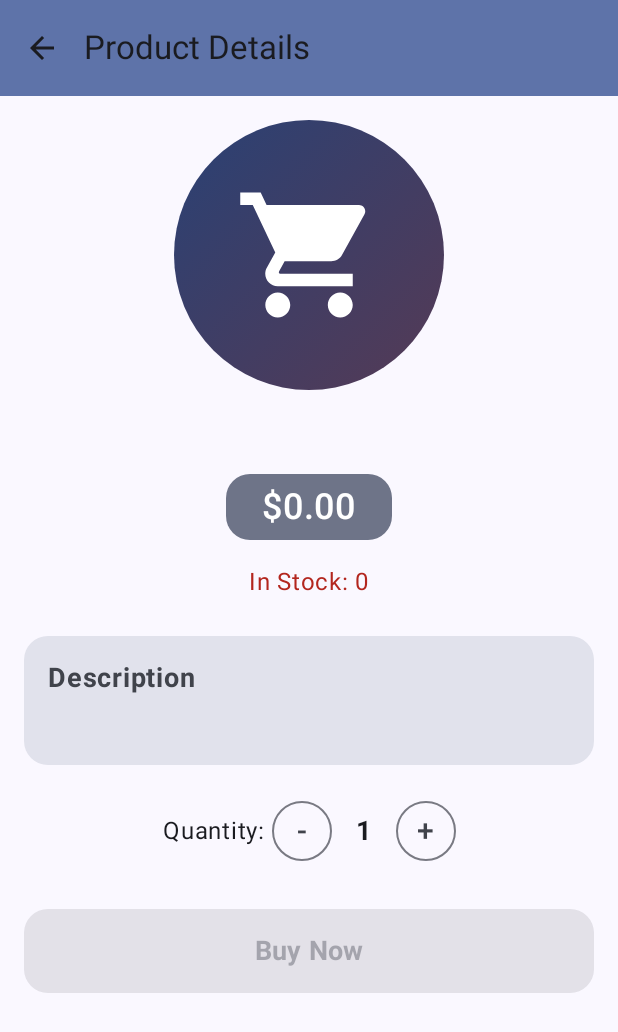
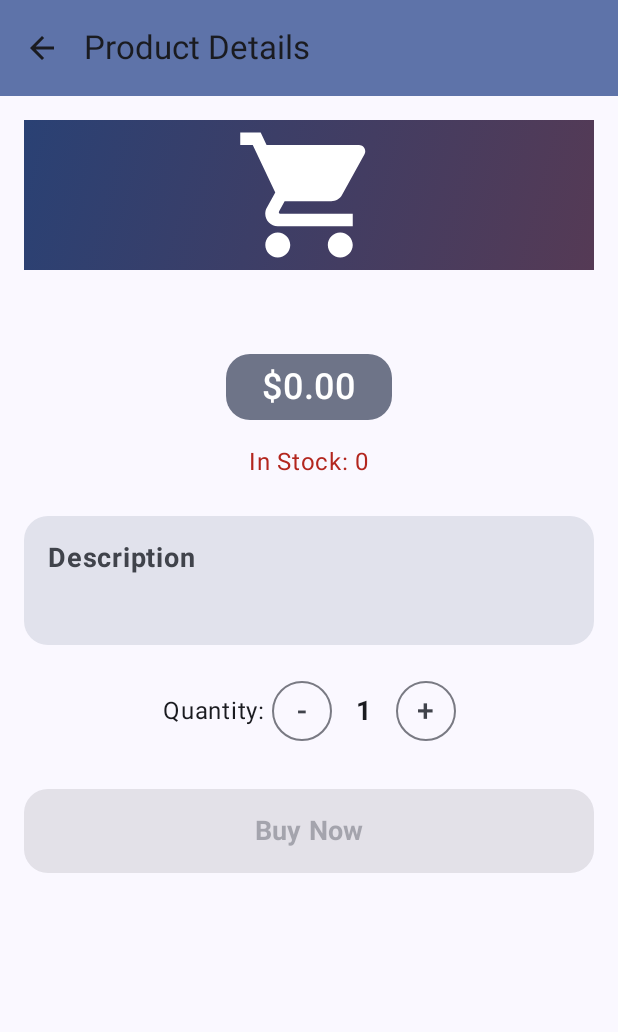
Before and after one commit to Joker7049/Mini-Shop-Complete, an Android app built with Jetpack Compose: the composable ProductDetailScreen called with empty values, on a phone screen of 412 x 824 dp. Shown: the top 1032 px of the screen. Run offline under Robolectric (Android 15) with nearby library versions, the phone set to English and light mode, and no system bars; pictures from the network do not load.

```diff
--- a/backend/Mini-Shop/src/main/java/org/example/minishop/config/SecurityConfig.java
+++ b/backend/Mini-Shop/src/main/java/org/example/minishop/config/SecurityConfig.java
@@ -27,7 +27,7 @@ public class SecurityConfig {
                 .sessionManagement(session -> session.sessionCreationPolicy(SessionCreationPolicy.STATELESS))
                 .authorizeHttpRequests(auth -> auth
                         .requestMatchers("/auth/login", "/auth/register", "/error", "/swagger-ui/**",
-                                "/swagger-ui.html", "/v3/api-docs/**")
+                                "/swagger-ui.html", "/v3/api-docs/**", "/images/**")
                         .permitAll()
                         .anyRequest().authenticated())
                 .addFilterBefore(jwtFilter, UsernamePasswordAuthenticationFilter.class);
--- a/backend/Mini-Shop/src/main/java/org/example/minishop/controller/ProductController.java
+++ b/backend/Mini-Shop/src/main/java/org/example/minishop/controller/ProductController.java
@@ -26,7 +26,7 @@ public class ProductController {
     }
 
     @GetMapping
-    public ResponseEntity<Page<ProductDto>> findAll(@RequestParam(defaultValue = "0") Integer page, @RequestParam(defaultValue = "0") Integer size) {
+    public ResponseEntity<Page<ProductDto>> findAll(@RequestParam(defaultValue = "0") Integer page, @RequestParam(defaultValue = "10") Integer size) {
         return ResponseEntity.ok(productService.findAllDtos(page, size));
     }
 
--- a/backend/Mini-Shop/src/main/java/org/example/minishop/dto/ProductDto.java
+++ b/backend/Mini-Shop/src/main/java/org/example/minishop/dto/ProductDto.java
@@ -1,8 +1,10 @@
 package org.example.minishop.dto;
 
 
+import ch.qos.logback.core.util.StringUtil;
 import jakarta.validation.constraints.*;
 import lombok.Data;
+import org.hibernate.validator.constraints.URL;
 
 @Data
 public class ProductDto {
@@ -22,4 +24,7 @@ public class ProductDto {
     @NotNull(message = "Quantity is required")
     @Min(value = 0, message = "Quantity must be at least 1")
     private Integer quantity;
+
+    @URL(protocol = "http", host = "127.0.0.1", message = "Image URL must be a valid URL starting with http://")
+    private String imageUrl;
 }
--- a/backend/Mini-Shop/src/main/java/org/example/minishop/model/Product.java
+++ b/backend/Mini-Shop/src/main/java/org/example/minishop/model/Product.java
@@ -19,4 +19,9 @@ public class Product {
     private String description;
     private double price;
     private int quantity;
+
+    @Column(name = "imageUrl")
+    private String imageUrl;
+
+
 }
--- a/backend/Mini-Shop/src/main/java/org/example/minishop/repository/UserRepository.java
+++ b/backend/Mini-Shop/src/main/java/org/example/minishop/repository/UserRepository.java
@@ -1,15 +1,12 @@
 package org.example.minishop.repository;
-
 
 import jakarta.transaction.Transactional;
 import org.example.minishop.model.User;
 import org.springframework.data.jpa.repository.JpaRepository;
 
-import java.util.List;
 import java.util.Optional;
 
 public interface UserRepository extends JpaRepository<User, Long> {
-
 
     Optional<User> findByUsername(String username);
 
--- a/frontend/MiniShopFronted/app/build.gradle.kts
+++ b/frontend/MiniShopFronted/app/build.gradle.kts
@@ -68,4 +68,7 @@ dependencies {
 
     // OkHttp Logging (Crucial for debugging API calls)
     implementation(libs.logging.interceptor)
+
+    // Coil
+    implementation(libs.coil.compose)
 }
--- a/frontend/MiniShopFronted/app/src/main/java/com/example/mini_shop_fronted/ProductDetailScreen.kt
+++ b/frontend/MiniShopFronted/app/src/main/java/com/example/mini_shop_fronted/ProductDetailScreen.kt
@@ -31,6 +31,7 @@ fun ProductDetailScreen(
         description: String,
         price: Double,
         quantity: Int,
+        imageUrl: String?,
         viewModel: MainViewModel,
         onBack: () -> Unit
 ) {
@@ -92,7 +93,7 @@ fun ProductDetailScreen(
                         horizontalAlignment = Alignment.CenterHorizontally
                 ) {
                         // Product Icon with gradient background
-                        ProductImage()
+                        ProductImage(imageUrl)
 
                         Spacer(modifier = Modifier.height(24.dp))
 
--- a/frontend/MiniShopFronted/app/src/main/java/com/example/mini_shop_fronted/Screen.kt
+++ b/frontend/MiniShopFronted/app/src/main/java/com/example/mini_shop_fronted/Screen.kt
@@ -21,6 +21,7 @@ sealed class Screen {
             val name: String,
             val description: String,
             val price: Double,
-            val quantity: Int
+            val quantity: Int,
+            val imageUrl: String?
     )
 }
--- a/frontend/MiniShopFronted/app/src/main/java/com/example/mini_shop_fronted/api/MiniShopApi.kt
+++ b/frontend/MiniShopFronted/app/src/main/java/com/example/mini_shop_fronted/api/MiniShopApi.kt
@@ -6,6 +6,7 @@ import com.example.mini_shop_fronted.dto.LoginResponse
 import com.example.mini_shop_fronted.dto.OllamaProductDescriptionResponse
 import com.example.mini_shop_fronted.dto.Order
 import com.example.mini_shop_fronted.dto.OrderResponse
+import com.example.mini_shop_fronted.dto.PageResponse
 import com.example.mini_shop_fronted.dto.Product
 import com.example.mini_shop_fronted.dto.SignUpRequest
 import retrofit2.Response
@@ -30,7 +31,7 @@ interface MiniShopApi {
 
     // 3. Get products (needs token)
     @GET("api/products")
-    suspend fun getProducts(@Header("Authorization") token: String): Response<List<Product>>
+    suspend fun getProducts(@Header("Authorization") token: String): Response<PageResponse<Product>>
 
 
     // 4. Delete user (needs token and path variable and the urse's role must be "ADMIN")
--- a/frontend/MiniShopFronted/app/src/main/java/com/example/mini_shop_fronted/dto/Product.kt
+++ b/frontend/MiniShopFronted/app/src/main/java/com/example/mini_shop_fronted/dto/Product.kt
@@ -5,5 +5,6 @@ data class Product(
         val name: String,
         val description: String,
         val price: Double,
-        val quantity: Int
+        val quantity: Int,
+        val imageUrl: String?
 )
--- a/frontend/MiniShopFronted/app/src/main/java/com/example/mini_shop_fronted/navigation/AppNavigation.kt
+++ b/frontend/MiniShopFronted/app/src/main/java/com/example/mini_shop_fronted/navigation/AppNavigation.kt
@@ -61,7 +61,8 @@ fun AppNavigation(navController: NavHostController, mainViewModel: MainViewModel
                                         name = product.name,
                                         description = product.description,
                                         price = product.price,
-                                        quantity = product.quantity
+                                        quantity = product.quantity,
+                                        imageUrl = product.imageUrl
                                 )
                         )
                     },
@@ -77,6 +78,7 @@ fun AppNavigation(navController: NavHostController, mainViewModel: MainViewModel
                     description = productDetail.description,
                     price = productDetail.price,
                     quantity = productDetail.quantity,
+                    imageUrl = productDetail.imageUrl,
                     viewModel = mainViewModel,
                     onBack = { navController.popBackStack() }
             )
--- a/frontend/MiniShopFronted/app/src/main/java/com/example/mini_shop_fronted/ui/components/ProductDetailComponents.kt
+++ b/frontend/MiniShopFronted/app/src/main/java/com/example/mini_shop_fronted/ui/components/ProductDetailComponents.kt
@@ -1,27 +1,41 @@
 package com.example.mini_shop_fronted.ui.components
 
 import androidx.compose.foundation.background
-import androidx.compose.foundation.layout.*
+import androidx.compose.foundation.layout.Arrangement
+import androidx.compose.foundation.layout.Box
+import androidx.compose.foundation.layout.PaddingValues
+import androidx.compose.foundation.layout.Row
+import androidx.compose.foundation.layout.fillMaxSize
+import androidx.compose.foundation.layout.fillMaxWidth
+import androidx.compose.foundation.layout.height
+import androidx.compose.foundation.layout.padding
+import androidx.compose.foundation.layout.size
 import androidx.compose.foundation.shape.CircleShape
 import androidx.compose.material.icons.Icons
 import androidx.compose.material.icons.filled.ShoppingCart
-import androidx.compose.material3.*
+import androidx.compose.material3.Icon
+import androidx.compose.material3.MaterialTheme
+import androidx.compose.material3.OutlinedButton
+import androidx.compose.material3.Text
 import androidx.compose.runtime.Composable
 import androidx.compose.ui.Alignment
 import androidx.compose.ui.Modifier
 import androidx.compose.ui.draw.clip
 import androidx.compose.ui.graphics.Brush
 import androidx.compose.ui.graphics.Color
+import androidx.compose.ui.graphics.RectangleShape
 import androidx.compose.ui.text.font.FontWeight
 import androidx.compose.ui.unit.dp
 import androidx.compose.ui.unit.sp
+import coil.compose.AsyncImage
 
 @Composable
-fun ProductImage() {
+fun ProductImage(imageUrl: String?) {
     Box(
         modifier =
-                    Modifier.size(180.dp)
-                            .clip(CircleShape)
+            Modifier
+                .fillMaxSize()
+                .clip(RectangleShape)
                 .background(
                     Brush.linearGradient(
                         colors =
@@ -33,12 +47,21 @@ fun ProductImage() {
                 ),
         contentAlignment = Alignment.Center
     ) {
+        if (imageUrl != null) {
+            AsyncImage(
+                model = imageUrl,
+                contentDescription = null,
+                modifier = Modifier
+                    .fillMaxSize()
+                )
+        } else {
             Icon(
                 imageVector = Icons.Default.ShoppingCart,
                 contentDescription = "Product",
                 modifier = Modifier.size(100.dp),
                 tint = Color.White
             )
+        }
     }
 }
 
--- a/frontend/MiniShopFronted/app/src/main/java/com/example/mini_shop_fronted/viewmodel/MainViewModel.kt
+++ b/frontend/MiniShopFronted/app/src/main/java/com/example/mini_shop_fronted/viewmodel/MainViewModel.kt
@@ -114,7 +114,7 @@ class MainViewModel : ViewModel() {
                     val response = api.getProducts(token)
                     println("token: ${UserContext.token}")
                     if (response.isSuccessful) {
-                        val products = response.body() ?: emptyList()
+                        val products = response.body()?.content ?: emptyList()
                         _productState.value = ProductState.Success(products)
                     } else {
                         _productState.value =
@@ -166,7 +166,8 @@ class MainViewModel : ViewModel() {
                             name = name,
                             description = description,
                             price = price,
-                                    quantity = quantity
+                            quantity = quantity,
+                            imageUrl = null
                         )
                     val response = api.addProduct(token, product)
                     if (response.isSuccessful) {
--- a/frontend/MiniShopFronted/gradle/libs.versions.toml
+++ b/frontend/MiniShopFronted/gradle/libs.versions.toml
@@ -13,6 +13,7 @@ loggingInterceptor = "4.12.0"
 retrofit = "2.11.0"
 navCompose = "2.8.5"
 lifecycleViewModelCompose = "2.8.7"
+coil = "2.7.0"
 
 [libraries]
 androidx-core-ktx = { group = "androidx.core", name = "core-ktx", version.ref = "coreKtx" }
@@ -36,6 +37,7 @@ retrofit = { module = "com.squareup.retrofit2:retrofit", version.ref = "retrofit
 androidx-navigation-compose = { group = "androidx.navigation", name = "navigation-compose", version.ref = "navCompose" }
 kotlinx-serialization-json = { module = "org.jetbrains.kotlinx:kotlinx-serialization-json", version = "1.7.3" }
 androidx-lifecycle-viewmodel-compose = { group = "androidx.lifecycle", name = "lifecycle-viewmodel-compose", version.ref = "lifecycleViewModelCompose" }
+coil-compose = { group = "io.coil-kt", name = "coil-compose", version.ref = "coil" }
 
 [plugins]
 android-application = { id = "com.android.application", version.ref = "agp" }
```
Also changed, not shown: backend/Mini-Shop/src/main/java/org/example/minishop/config/WebConfig.java (added, +16 -0 lines), backend/Mini-Shop/src/main/java/org/example/minishop/service/ProductService.java (+3 -9 lines), frontend/MiniShopFronted/app/src/main/java/com/example/mini_shop_fronted/dto/PageWrapper.kt (added, +14 -0 lines), frontend/MiniShopFronted/app/src/main/java/com/example/mini_shop_fronted/ui/components/ProductItem.kt (+14 -1 lines), 1 other file. Lines whose indentation alone changed are shown as unchanged.
